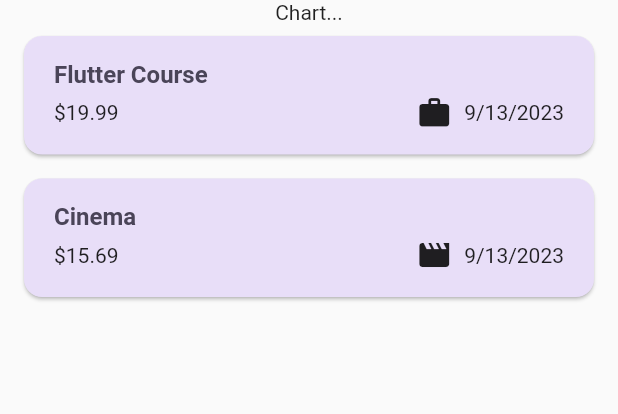
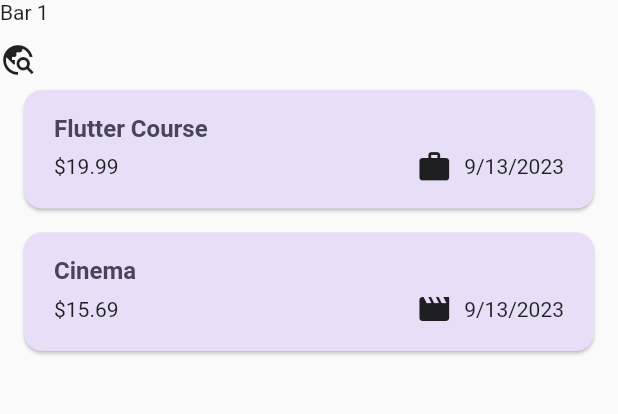
Before and after one commit to seadynamic8/expense_tracker2, a Flutter app: the screen it shows after launch, on a phone screen of 412 x 824 dp, the part 84-498 px from its top. Run offline on Flutter 3.47's test engine with Material 2 defaults, Android fonts, the phone set to English and light mode, and no system bars.

Commit message:
Add initial chart widget

```diff
--- a/lib/widgets/expenses.dart
+++ b/lib/widgets/expenses.dart
@@ -1,3 +1,4 @@
+import 'package:expense_tracker2/widgets/expenses/chart/chart.dart';
 import 'package:flutter/material.dart';
 
 import 'package:expense_tracker2/models/expense.dart';
@@ -83,7 +84,7 @@ class _ExpensesState extends State<Expenses> {
       ),
       body: Column(
         children: [
-          const Text('Chart...'),
+          const Chart(),
           Expanded(
             child: ExpensesList(
               expenses: _registeredExpenses,
--- /dev/null
+++ b/lib/widgets/expenses/chart/chart.dart
@@ -0,0 +1,26 @@
+import 'package:flutter/material.dart';
+
+class Chart extends StatelessWidget {
+  const Chart({super.key});
+
+  @override
+  Widget build(BuildContext context) {
+    return const Column(
+      children: [
+        Row(
+          children: [
+            Text('Bar 1'),
+          ],
+        ),
+        SizedBox(
+          height: 12,
+        ),
+        Row(
+          children: [
+            Icon(Icons.travel_explore),
+          ],
+        ),
+      ],
+    );
+  }
+}
```
